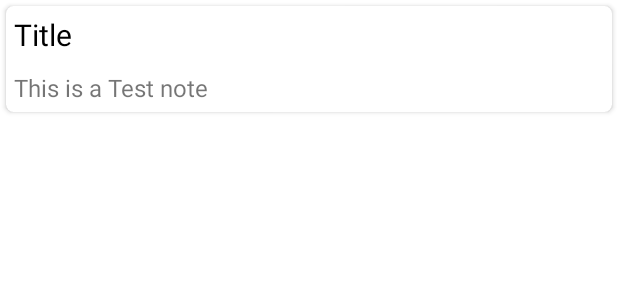
After one commit to refactor-droidyy/To-Do-List-App, an Android app: the layout note_layout.xml on its own in the app's theme, with its tools: preview values and no code run, on a phone screen of 412 x 824 dp. The commit adds this screen. Shown: the top 300 px of the screen. Run offline under Robolectric (Android 15) with nearby library versions, the phone set to English and light mode, and no system bars.

Commit message:
Add Notes display

```diff
--- a/app/src/main/java/com/example/todolistapp/db/Note.kt
+++ b/app/src/main/java/com/example/todolistapp/db/Note.kt
@@ -6,7 +6,9 @@ import androidx.room.PrimaryKey
 
 @Entity
 data class Note(
+    @ColumnInfo(name = "title")
     val title : String,
+    @ColumnInfo(name = "note")
     val note : String
 ){
     @PrimaryKey(autoGenerate = true)
--- a/app/src/main/java/com/example/todolistapp/db/NotesDao.kt
+++ b/app/src/main/java/com/example/todolistapp/db/NotesDao.kt
@@ -1,5 +1,6 @@
 package com.example.todolistapp.db
 
+import androidx.lifecycle.LiveData
 import androidx.room.Dao
 import androidx.room.Insert
 import androidx.room.Query
@@ -8,10 +9,10 @@ import androidx.room.Query
 interface NotesDao {
 
     @Insert
-    fun addNote(note: Note)
+    suspend fun addNote(note: Note)
 
     @Query("SELECT * FROM note ORDER BY id DESC")
-     fun getAllNotes() : List<Note>
+    suspend fun getAllNotes() : List<Note>
 
 
 }
--- /dev/null
+++ b/app/src/main/java/com/example/todolistapp/ui/Toaster.kt
@@ -0,0 +1,6 @@
+package com.example.todolistapp.ui
+
+import android.content.Context
+import android.widget.Toast
+
+fun Context.toast(message : String) = Toast.makeText(this,message,Toast.LENGTH_SHORT).show()
--- a/app/src/main/res/layout/fragment_home.xml
+++ b/app/src/main/res/layout/fragment_home.xml
@@ -5,6 +5,11 @@
     android:layout_height="match_parent"
     tools:context=".ui.HomeFragment">
 
+    <androidx.recyclerview.widget.RecyclerView
+        android:layout_width="match_parent"
+        android:layout_height="match_parent"
+        android:id="@+id/recycler_view"
+        android:padding="5dp"/>
 
     <com.google.android.material.floatingactionbutton.FloatingActionButton
         android:id="@+id/fab_add"
--- /dev/null
+++ b/app/src/main/res/layout/note_layout.xml
@@ -0,0 +1,41 @@
+<?xml version="1.0" encoding="utf-8"?>
+<LinearLayout xmlns:android="http://schemas.android.com/apk/res/android"
+    android:layout_width="match_parent"
+    android:layout_height="wrap_content"
+    xmlns:app="http://schemas.android.com/apk/res-auto">
+
+    <androidx.cardview.widget.CardView
+        android:layout_width="match_parent"
+        android:layout_height="wrap_content"
+        android:padding="10dp"
+        android:layout_margin="4dp"
+        app:cardCornerRadius="5dp"
+        >
+        <RelativeLayout
+            android:layout_width="wrap_content"
+            android:layout_height="wrap_content"
+            >
+            <TextView
+                android:layout_width="wrap_content"
+                android:layout_height="wrap_content"
+                android:text="Title"
+                style="@style/Base.CardView"
+                android:textAppearance="@style/Base.CardView"
+                android:textSize="20sp"
+                android:padding="5dp"
+                android:id="@+id/title_txt">
+
+            </TextView>
+
+            <TextView
+                android:layout_width="wrap_content"
+                android:layout_height="wrap_content"
+                android:text="This is a Test note"
+                android:textSize="16sp"
+                android:padding="5dp"
+                android:id="@+id/note_txt"
+                android:layout_below="@id/title_txt"/>
+        </RelativeLayout>
+
+    </androidx.cardview.widget.CardView>
+</LinearLayout>
```
Also changed, not shown: app/build.gradle (+7 -5 lines), app/src/main/java/com/example/todolistapp/ui/AddFragment.kt (+21 -14 lines), app/src/main/java/com/example/todolistapp/ui/BaseFragment.kt (added, +30 -0 lines), app/src/main/java/com/example/todolistapp/ui/HomeFragment.kt (+15 -1 lines), app/src/main/java/com/example/todolistapp/ui/NotesAdapter.kt (added, +34 -0 lines).
